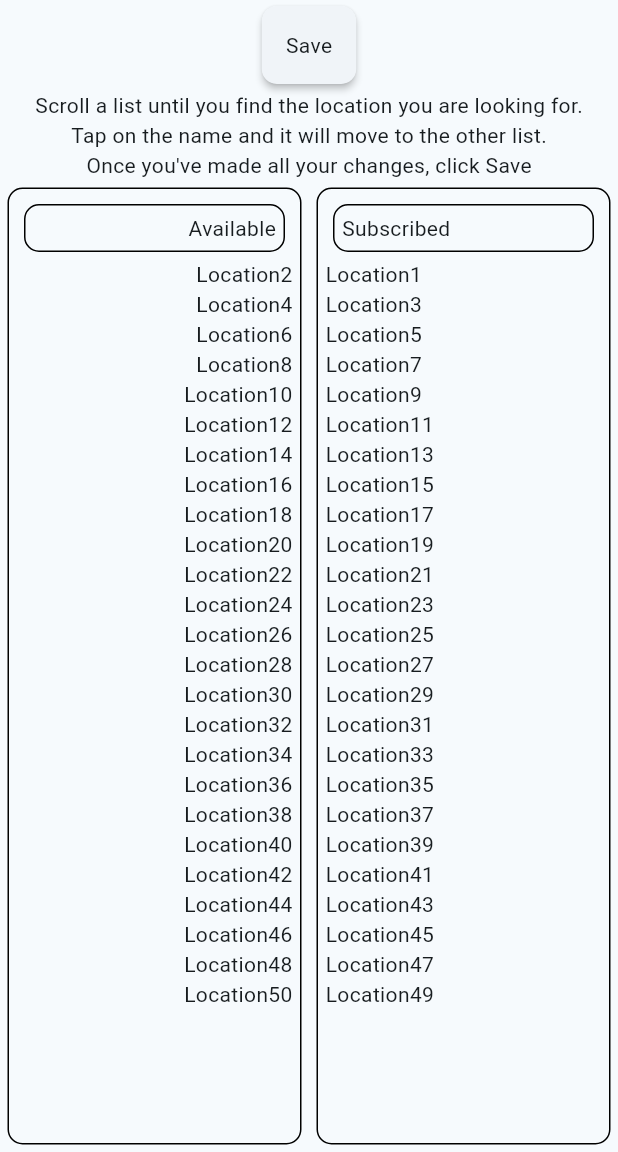
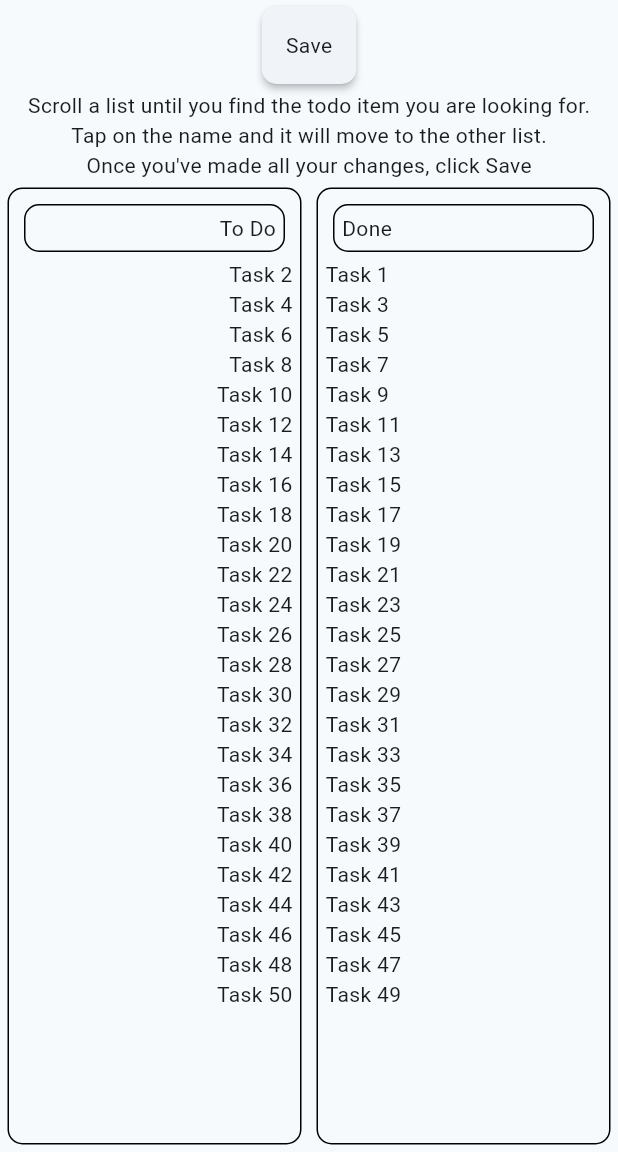
Before and after one commit to calmond1/FlutterDualListbox, a Flutter app: the screen it shows after launch, on a phone screen of 412 x 824 dp, the part 84-1236 px from its top. Run offline on Flutter 3.47's test engine with Material 2 defaults, Android fonts, the phone set to English and light mode, and no system bars.

Commit message:
Updated class and variable names

```diff
--- a/lib/main.dart
+++ b/lib/main.dart
@@ -31,20 +31,20 @@ class HomePage extends StatefulWidget {
 }
 
 class _HomePageState extends State<HomePage> {
-  List<Location> locations = <Location>[];
+  List<ToDo> todos = <ToDo>[];
 
   _HomePageState() {
     int i = 1;
     while (i <= 50) {
       // Alternate between true and false
-      locations.add(Location((i % 2 == 1), "Location${i}"));
+      todos.add(ToDo((i % 2 == 1), "Task ${i}"));
       i++;
     }
   }
 
-  void _updateLocation(bool val, int index) {
-    if (locations[index].val != val) {
-      locations[index].val = val;
+  void _updateTask(bool val, int index) {
+    if (todos[index].val != val) {
+      todos[index].val = val;
     }
     setState(() {});
   }
@@ -53,16 +53,16 @@ class _HomePageState extends State<HomePage> {
     List<Widget> items = <Widget>[];
 
     items.add(w);
-    locations.asMap().forEach((index, location) {
-      if (flag == location.val) {
+    todos.asMap().forEach((index, todo) {
+      if (flag == todo.val) {
         items.add(
           Align(
             alignment: flag ? Alignment.topLeft : Alignment.topRight,
             child: GestureDetector(
               onTap: (() {
-                _updateLocation(!locations[index].val, index);
+                _updateTask(!todos[index].val, index);
               }),
-              child: Text('${locations[index].name}'),
+              child: Text('${todos[index].name}'),
             ),
           ),
         );
@@ -93,7 +93,7 @@ class _HomePageState extends State<HomePage> {
               child: buildCard(Text('Save')),
             ),
             Text(
-                'Scroll a list until you find the location you are looking for.'),
+                'Scroll a list until you find the todo item you are looking for.'),
             Text('Tap on the name and it will move to the other list.'),
             Text('Once you\'ve made all your changes, click Save'),
             // Making this work correctly https://www.youtube.com/watch?v=9kZ0RiYYR2E
@@ -104,14 +104,13 @@ class _HomePageState extends State<HomePage> {
                       buildBox(
                         Align(
                             alignment: Alignment.topRight,
-                            child: Text('Available')),
+                            child: Text('To Do')),
                       ),
                       false),
                   buildListview(
                       buildBox(
                         Align(
-                            alignment: Alignment.topLeft,
-                            child: Text('Subscribed')),
+                            alignment: Alignment.topLeft, child: Text('Done')),
                       ),
                       true),
                 ],
@@ -124,11 +123,11 @@ class _HomePageState extends State<HomePage> {
   }
 }
 
-class Location extends ChangeNotifier {
+class ToDo extends ChangeNotifier {
   bool val = false;
   String name = "";
 
-  Location(this.val, this.name) {}
+  ToDo(this.val, this.name) {}
 }
 
 buildCard(Widget w) {
```
